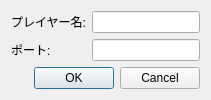
ryuto-alt/melonDS-net, file src/frontend/qt_sdl/NetplayStartHostDialog.ui: the form before one commit.
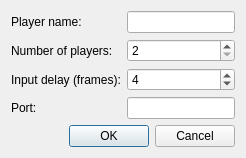
The form after the commit.

Commit message: Add mirror-instance netplay: run all NDS instances locally, sync inputs over network

Patch:
```diff
--- a/src/frontend/qt_sdl/NetplayStartHostDialog.ui
+++ b/src/frontend/qt_sdl/NetplayStartHostDialog.ui
@@ -7,7 +7,7 @@
     <x>0</x>
     <y>0</y>
     <width>400</width>
-    <height>229</height>
+    <height>300</height>
    </rect>
   </property>
   <property name="sizePolicy">
@@ -28,21 +28,61 @@
      <item row="0" column="0">
       <widget class="QLabel" name="label">
        <property name="text">
-        <string>プレイヤー名:</string>
-       </property>
-      </widget>
-     </item>
-     <item row="1" column="0">
-      <widget class="QLabel" name="label_2">
-       <property name="text">
-        <string>ポート:</string>
+        <string>Player name:</string>
        </property>
       </widget>
      </item>
      <item row="0" column="1">
       <widget class="QLineEdit" name="txtPlayerName"/>
      </item>
+     <item row="1" column="0">
+      <widget class="QLabel" name="label_players">
+       <property name="text">
+        <string>Number of players:</string>
+       </property>
+      </widget>
+     </item>
      <item row="1" column="1">
+      <widget class="QSpinBox" name="sbNumPlayers">
+       <property name="minimum">
+        <number>2</number>
+       </property>
+       <property name="maximum">
+        <number>4</number>
+       </property>
+       <property name="value">
+        <number>2</number>
+       </property>
+      </widget>
+     </item>
+     <item row="2" column="0">
+      <widget class="QLabel" name="label_delay">
+       <property name="text">
+        <string>Input delay (frames):</string>
+       </property>
+      </widget>
+     </item>
+     <item row="2" column="1">
+      <widget class="QSpinBox" name="sbInputDelay">
+       <property name="minimum">
+        <number>1</number>
+       </property>
+       <property name="maximum">
+        <number>10</number>
+       </property>
+       <property name="value">
+        <number>4</number>
+       </property>
+      </widget>
+     </item>
+     <item row="3" column="0">
+      <widget class="QLabel" name="label_2">
+       <property name="text">
+        <string>Port:</string>
+       </property>
+      </widget>
+     </item>
+     <item row="3" column="1">
       <widget class="QLineEdit" name="txtPort"/>
      </item>
     </layout>
```
Left out of the diff: 2 changed lines with no effect on the pictures. The commit also changes 16 other files.
